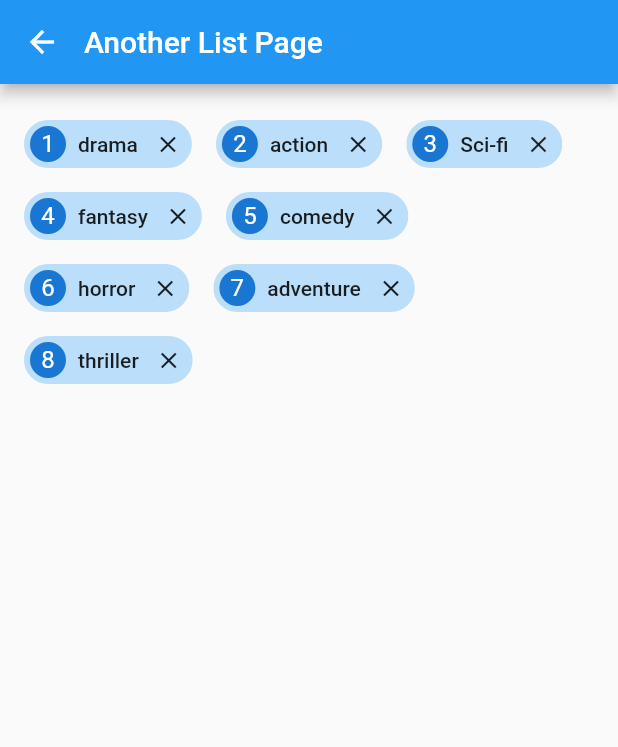
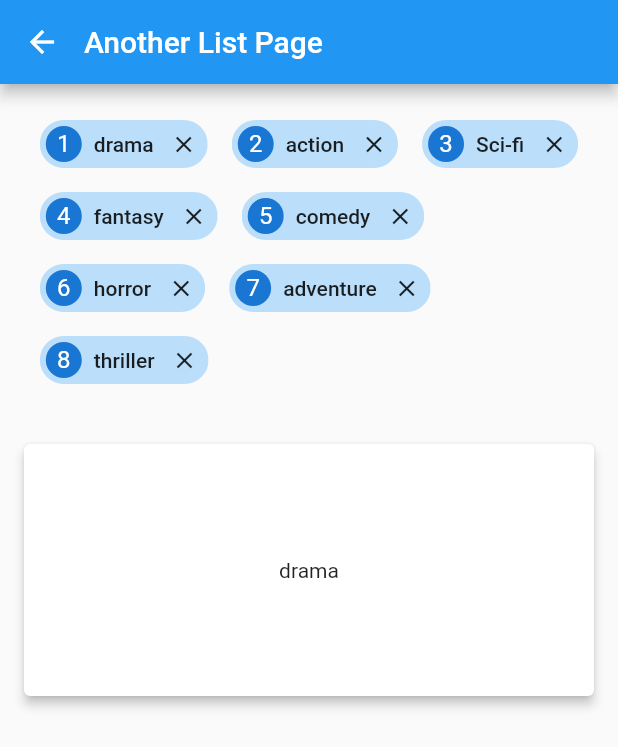
Before and after one commit to muhammadfarros12/udemy-flutter-app, a Flutter app: the AnotherListPage screen opened directly, on a phone screen of 412 x 824 dp. Shown: the top 747 px of the screen. Run offline on Flutter 3.47's test engine with Material 2 defaults, Android fonts, the phone set to English and light mode, and no system bars.

Commit message:
[commit 8] Another List Page(PageView)

```diff
--- a/lib/page/another_list_page.dart
+++ b/lib/page/another_list_page.dart
@@ -1,3 +1,4 @@
+import 'package:flutter/foundation.dart';
 import 'package:flutter/material.dart';
 
 class AnotherListPage extends StatefulWidget {
@@ -48,6 +49,20 @@ class _AnotherListPageState extends State<AnotherListPage> {
                   );
                 }),
               ),
+            ),
+            SizedBox(
+              height: 200,
+              child: PageView(
+                  scrollDirection: Axis.horizontal,
+                  pageSnapping: true,
+                  children: _category.map((category) {
+                    return Card(
+                      elevation: 3,
+                      margin: const EdgeInsets.all(16),
+                      color: Colors.white,
+                      child: Center(child: Text(category)),
+                    );
+                  }).toList()),
             )
           ],
         ),
```
